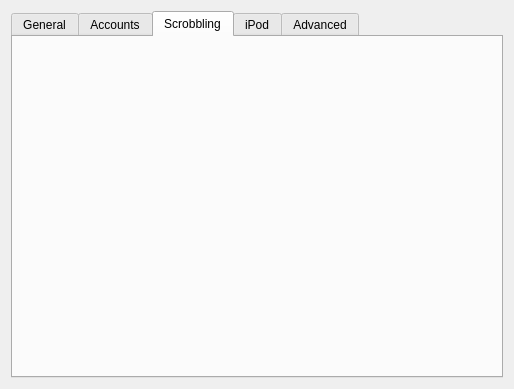
First picture: the form in app/client/Dialogs/PreferencesDialog.ui, repository mutecypher/lastfm-desktop, before the edit.
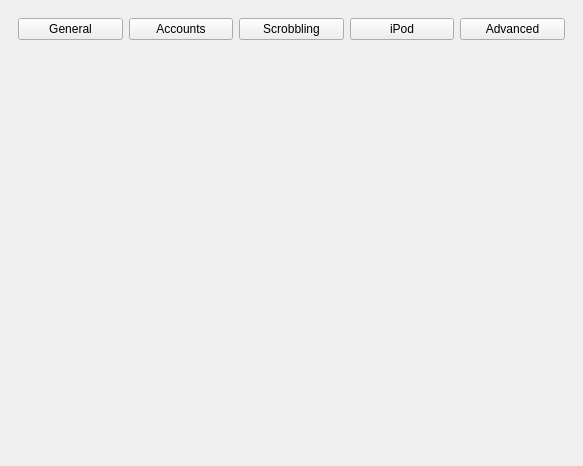
Second picture: the form after the edit. Custom widgets are drawn as their Qt base class.

Commit message: Make the preferences dialog a main window so that we can have a unified toolbar.

The edit to the form file:
```diff
--- a/app/client/Dialogs/PreferencesDialog.ui
+++ b/app/client/Dialogs/PreferencesDialog.ui
@@ -1,57 +1,78 @@
 <?xml version="1.0" encoding="UTF-8"?>
 <ui version="4.0">
  <class>PreferencesDialog</class>
- <widget class="QDialog" name="PreferencesDialog">
+ <widget class="QMainWindow" name="PreferencesDialog">
   <property name="geometry">
    <rect>
     <x>0</x>
     <y>0</y>
-    <width>514</width>
-    <height>389</height>
+    <width>583</width>
+    <height>466</height>
    </rect>
   </property>
   <property name="windowTitle">
    <string>Dialog</string>
   </property>
+  <widget class="QWidget" name="centralwidget">
   <layout class="QVBoxLayout" name="verticalLayout">
    <item>
-    <widget class="QTabWidget" name="tabWidget">
-     <property name="currentIndex">
-      <number>2</number>
-     </property>
-     <widget class="QWidget" name="general">
-      <attribute name="title">
+     <widget class="QFrame" name="tabFrame">
+      <property name="frameShape">
+       <enum>QFrame::NoFrame</enum>
+      </property>
+      <property name="frameShadow">
+       <enum>QFrame::Raised</enum>
+      </property>
+      <layout class="QHBoxLayout" name="horizontalLayout">
+       <item>
+        <widget class="QPushButton" name="generalButton">
+         <property name="text">
        <string>General</string>
-      </attribute>
-      <layout class="QHBoxLayout" name="horizontalLayout_2"/>
-     </widget>
-     <widget class="AccountSettingsWidget" name="accounts">
-      <attribute name="title">
+         </property>
+        </widget>
+       </item>
+       <item>
+        <widget class="QPushButton" name="accountsButton">
+         <property name="text">
        <string>Accounts</string>
-      </attribute>
-      <layout class="QHBoxLayout" name="horizontalLayout_6"/>
-     </widget>
-     <widget class="ScrobbleSettingsWidget" name="scrobbling">
-      <attribute name="title">
+         </property>
+        </widget>
+       </item>
+       <item>
+        <widget class="QPushButton" name="scrobblingButton">
+         <property name="text">
        <string>Scrobbling</string>
-      </attribute>
-      <layout class="QHBoxLayout" name="horizontalLayout_5"/>
-     </widget>
-     <widget class="IpodSettingsWidget" name="ipod">
-      <attribute name="title">
+         </property>
+        </widget>
+       </item>
+       <item>
+        <widget class="QPushButton" name="ipodButton">
+         <property name="text">
        <string>iPod</string>
-      </attribute>
-      <layout class="QHBoxLayout" name="horizontalLayout_4"/>
-     </widget>
-     <widget class="QWidget" name="advanced">
-      <attribute name="title">
+         </property>
+        </widget>
+       </item>
+       <item>
+        <widget class="QPushButton" name="advancedButton">
+         <property name="text">
        <string>Advanced</string>
-      </attribute>
-      <layout class="QHBoxLayout" name="horizontalLayout_3"/>
-     </widget>
-    </widget>
-   </item>
-  </layout>
+         </property>
+        </widget>
+       </item>
+      </layout>
+     </widget>
+    </item>
+    <item>
+     <widget class="QStackedWidget" name="stackedWidget">
+      <widget class="QWidget" name="general"/>
+      <widget class="AccountSettingsWidget" name="accounts"/>
+      <widget class="ScrobbleSettingsWidget" name="scrobbling"/>
+      <widget class="IpodSettingsWidget" name="ipod"/>
+      <widget class="QWidget" name="advanced"/>
+     </widget>
+    </item>
+   </layout>
+  </widget>
  </widget>
  <customwidgets>
   <customwidget>
```
Left out of the diff: 2 changed lines with no effect on the pictures. Lines whose indentation alone changed are shown as unchanged. The commit also changes 5 other files.
